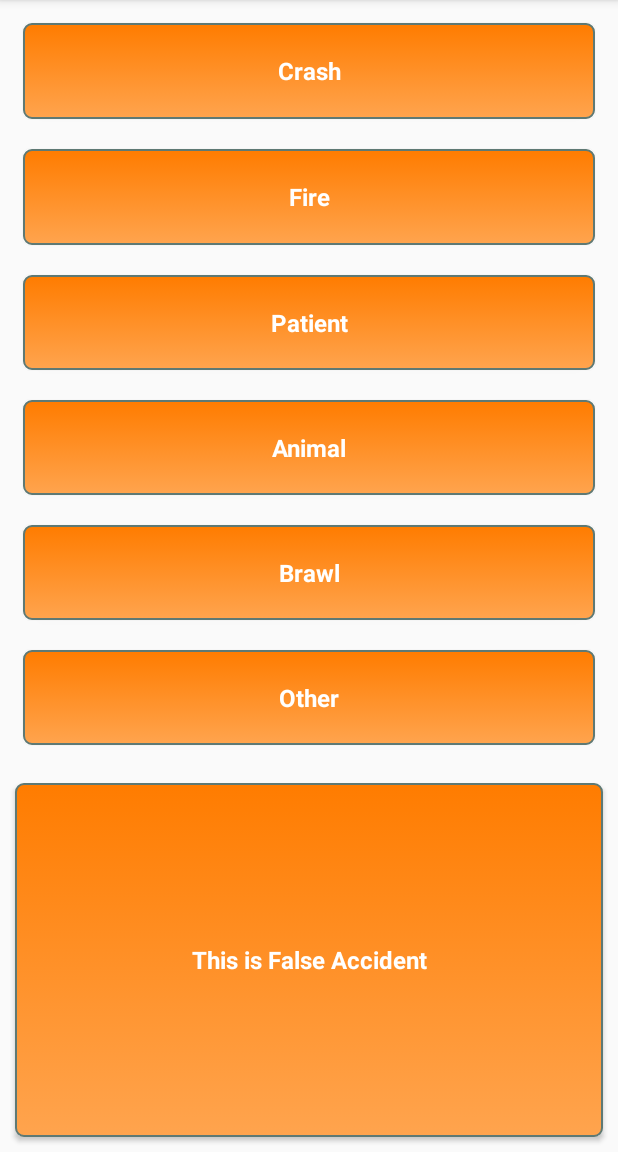
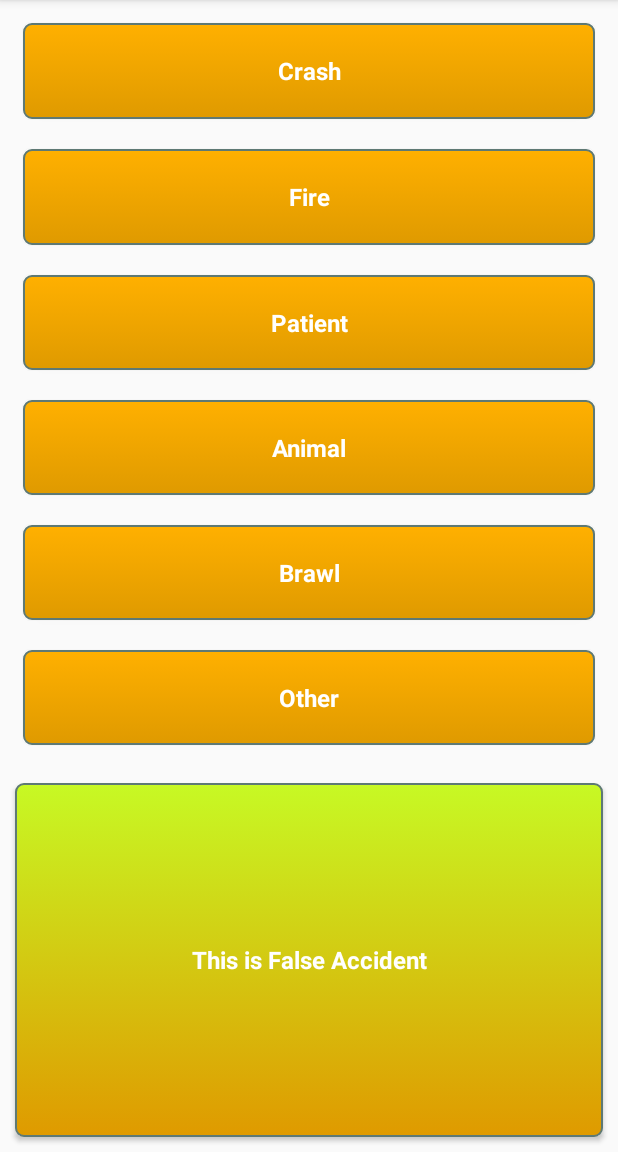
Before and after one commit to Nata8ify/Drivesafe-App-Driver, an Android app: the ReportFragment screen opened directly, with no data from a screen before it, on a phone screen of 412 x 824 dp, the part 84-1236 px from its top. Run offline under Robolectric (Android 15) with nearby library versions, the phone set to English and light mode, and no system bars; our stand-ins replace ButterKnife.

Commit message:
[UI & UX]v2

```diff
--- a/app/src/main/java/com/senior/g40/drivesafe/LoginActivity.java
+++ b/app/src/main/java/com/senior/g40/drivesafe/LoginActivity.java
@@ -46,6 +46,7 @@ public class LoginActivity extends AppCompatActivity {
         setContentView(R.layout.activity_login);
         ButterKnife.bind(this);
 
+        LocationUtils.getInstance(this);
     }
 
     @OnClick({R.id.btn_login, R.id.btn_register})
--- a/app/src/main/java/com/senior/g40/drivesafe/fragments/ReportFragment.java
+++ b/app/src/main/java/com/senior/g40/drivesafe/fragments/ReportFragment.java
@@ -5,10 +5,12 @@ import android.support.annotation.Nullable;
 import android.support.v4.app.Fragment;
 import android.util.Log;
 import android.view.LayoutInflater;
+import android.view.MotionEvent;
 import android.view.View;
 import android.view.ViewGroup;
 import android.widget.Button;
 import android.widget.Toast;
+import android.widget.ToggleButton;
 
 import com.senior.g40.drivesafe.R;
 import com.senior.g40.drivesafe.models.Accident;
@@ -30,68 +32,74 @@ public class ReportFragment extends Fragment {
         super.onStart();
 
         Button btnReportCrash = (Button) getView().findViewById(R.id.btn_crash_opt);
-        btnReportCrash.setOnClickListener(new View.OnClickListener() {
+        btnReportCrash.setOnLongClickListener(new View.OnLongClickListener() {
             @Override
-            public void onClick(View view) {
+            public boolean onLongClick(View view) {
                 Accident crashAcc = WWTo.crashRescueRequest(getContext(), LocationUtils.getInstance(getContext()).getLat(), LocationUtils.getInstance(getContext()).getLng());
                 Accident.setInstance(crashAcc);
                 Toast.makeText(getContext(), crashAcc.toString(), Toast.LENGTH_LONG).show();
+                return false;
             }
 
 
         });
 
         Button btnReportFire = (Button) getView().findViewById(R.id.btn_fire_opt);
-        btnReportFire.setOnClickListener(new View.OnClickListener() {
+        btnReportFire.setOnLongClickListener(new View.OnLongClickListener() {
             @Override
-            public void onClick(View view) {
+            public boolean onLongClick(View view) {
                 Accident fireAcc = WWTo.fireRescueRequest(getContext(), LocationUtils.getInstance(getContext()).getLat(), LocationUtils.getInstance(getContext()).getLng());
                 Accident.setInstance(fireAcc);
                 Toast.makeText(getContext(), fireAcc.toString(), Toast.LENGTH_LONG).show();
+                return false;
             }
 
         });
 
         Button btnReportBrawl = (Button) getView().findViewById(R.id.btn_brawl_opt);
-        btnReportBrawl.setOnClickListener(new View.OnClickListener() {
+        btnReportBrawl.setOnLongClickListener(new View.OnLongClickListener() {
             @Override
-            public void onClick(View view) {
+            public boolean onLongClick(View view) {
                 Accident brawlAcc = WWTo.brawlRescueRequest(getContext(), LocationUtils.getInstance(getContext()).getLat(), LocationUtils.getInstance(getContext()).getLng());
                 Accident.setInstance(brawlAcc);
                 Toast.makeText(getContext(), brawlAcc.toString(), Toast.LENGTH_LONG).show();
+                return false;
             }
 
         });
 
         Button btnReportPatient = (Button) getView().findViewById(R.id.btn_patient_opt);
-        btnReportPatient.setOnClickListener(new View.OnClickListener() {
+        btnReportPatient.setOnLongClickListener(new View.OnLongClickListener() {
             @Override
-            public void onClick(View view) {
+            public boolean onLongClick(View view) {
                 Accident patientAcc = WWTo.patientRescueRequest(getContext(), LocationUtils.getInstance(getContext()).getLat(), LocationUtils.getInstance(getContext()).getLng());
                 Accident.setInstance(patientAcc);
                 Toast.makeText(getContext(), patientAcc.toString(), Toast.LENGTH_LONG).show();
+                return false;
             }
 
         });
 
         Button btnReportAnimal = (Button) getView().findViewById(R.id.btn_animal_opt);
-        btnReportAnimal.setOnClickListener(new View.OnClickListener() {
+        btnReportAnimal.setOnLongClickListener(new View.OnLongClickListener() {
             @Override
-            public void onClick(View view) {
+            public boolean onLongClick(View view) {
                 Accident animalAcc = WWTo.animalRescueRequest(getContext(), LocationUtils.getInstance(getContext()).getLat(), LocationUtils.getInstance(getContext()).getLng());
                 Accident.setInstance(animalAcc);
                 Toast.makeText(getContext(), animalAcc.toString(), Toast.LENGTH_LONG).show();
+                return false;
             }
 
         });
 
         Button btnReportOther = (Button) getView().findViewById(R.id.btn_other_opt);
-        btnReportOther.setOnClickListener(new View.OnClickListener() {
+        btnReportOther.setOnLongClickListener(new View.OnLongClickListener() {
             @Override
-            public void onClick(View view) {
+            public boolean onLongClick(View view) {
                 Accident otherAcc = WWTo.otherRescueRequest(getContext(), LocationUtils.getInstance(getContext()).getLat(), LocationUtils.getInstance(getContext()).getLng());
                 Accident.setInstance(otherAcc);
                 Toast.makeText(getContext(), otherAcc.toString(), Toast.LENGTH_LONG).show();
+                return false;
             }
 
         });
--- /dev/null
+++ b/app/src/main/res/drawable/btn_report.xml
@@ -0,0 +1,27 @@
+<?xml version="1.0" encoding="utf-8"?>
+<selector xmlns:android="http://schemas.android.com/apk/res/android">
+
+
+    <item android:state_pressed="true">
+        <shape android:shape="rectangle">
+            <corners android:radius="5dip" />
+            <stroke android:width="1dip" android:color="#5e7974" />
+            <gradient android:angle="-90" android:startColor="#DF1500" android:endColor="#FF5F4E" />
+        </shape>
+    </item>
+    <item android:state_focused="true">
+        <shape android:shape="rectangle">
+            <corners android:radius="5dip" />
+            <stroke android:width="1dip" android:color="#5e7974" />
+            <gradient android:angle="-90" android:startColor="#DF1500" android:endColor="#FF5F4E" />
+        </shape>
+    </item>
+    <item>
+        <shape android:shape="rectangle">
+            <corners android:radius="5dip" />
+            <stroke android:width="1dip" android:color="#5e7974" />
+            <gradient android:angle="-90" android:startColor="#FFB000" android:endColor="#DF9A00" />
+        </shape>
+    </item>
+
+</selector>
--- /dev/null
+++ b/app/src/main/res/drawable/btn_safe.xml
@@ -0,0 +1,27 @@
+<?xml version="1.0" encoding="utf-8"?>
+<selector xmlns:android="http://schemas.android.com/apk/res/android">
+
+
+    <item android:state_pressed="true">
+        <shape android:shape="rectangle">
+            <corners android:radius="5dip" />
+            <stroke android:width="1dip" android:color="#5e7974" />
+            <gradient android:angle="-90" android:startColor="#DF1500" android:endColor="#FF5F4E" />
+        </shape>
+    </item>
+    <item android:state_focused="true">
+        <shape android:shape="rectangle">
+            <corners android:radius="5dip" />
+            <stroke android:width="1dip" android:color="#5e7974" />
+            <gradient android:angle="-90" android:startColor="#4CEA00" android:endColor="#C7F924" />
+        </shape>
+    </item>
+    <item>
+        <shape android:shape="rectangle">
+            <corners android:radius="5dip" />
+            <stroke android:width="1dip" android:color="#5e7974" />
+            <gradient android:angle="-90" android:startColor="#C7F924" android:endColor="#DF9A00" />
+        </shape>
+    </item>
+
+</selector>
--- a/app/src/main/res/layout/fragment_report.xml
+++ b/app/src/main/res/layout/fragment_report.xml
@@ -19,7 +19,7 @@
                     android:layout_height="match_parent"
                     android:layout_weight="1"
                     android:text="@string/main_report_carcrash_opt"
-                    style="@style/btn_login"/>
+                    style="@style/btn_report"/>
 
                 <Button
                     android:id="@+id/btn_fire_opt"
@@ -27,7 +27,7 @@
                     android:layout_height="match_parent"
                     android:layout_weight="1"
                     android:text="@string/main_report_fire_opt"
-                    style="@style/btn_login"/>
+                    style="@style/btn_report"/>
 
                 <Button
                     android:id="@+id/btn_patient_opt"
@@ -35,7 +35,7 @@
                     android:layout_height="match_parent"
                     android:layout_weight="1"
                     android:text="@string/main_report_patient_opt"
-                    style="@style/btn_login"/>
+                    style="@style/btn_report"/>
 
                 <Button
                     android:id="@+id/btn_animal_opt"
@@ -43,14 +43,15 @@
                     android:layout_height="match_parent"
                     android:layout_weight="1"
                     android:text="@string/main_report_animal_opt"
-                    style="@style/btn_login"/>
+                    style="@style/btn_report"/>
+
                 <Button
                     android:id="@+id/btn_brawl_opt"
                     android:layout_width="match_parent"
                     android:layout_height="match_parent"
                     android:layout_weight="1"
                     android:text="@string/main_report_brawl_opt"
-                    style="@style/btn_login"/>
+                    style="@style/btn_report"/>
 
                 <Button
                     android:id="@+id/btn_other_opt"
@@ -58,7 +59,7 @@
                     android:layout_height="match_parent"
                     android:layout_weight="1"
                     android:text="@string/main_report_other_opt"
-                    style="@style/btn_login"/>
+                    style="@style/btn_report"/>
     </LinearLayout>
 
     <LinearLayout
@@ -71,7 +72,7 @@
                     android:layout_width="match_parent"
                     android:layout_height="match_parent"
                     android:text="@string/main_userfalse"
-                    style="@style/btn_login"/>
+                    style="@style/btn_safe"/>
     </LinearLayout>
 
 
--- a/app/src/main/res/values/styles.xml
+++ b/app/src/main/res/values/styles.xml
@@ -18,5 +18,27 @@
         <item name="android:layout_margin">10dp</item>
         <item name="android:layout_alignParentTop">true</item>
     </style>
+    <style name="btn_report" parent="@android:style/Widget.Button">
+        <item name="android:layout_width">fill_parent</item>
+        <item name="android:layout_height">wrap_content</item>
+        <item name="android:background">@drawable/btn_report</item>
+        <item name="android:textColor">#ffffff</item>
+        <item name="android:textSize">16sp</item>
+        <item name="android:textStyle">bold</item>
+        <item name="android:padding">2dp</item>
+        <item name="android:layout_margin">10dp</item>
+        <item name="android:layout_alignParentTop">true</item>
+    </style>
+    <style name="btn_safe" parent="@android:style/Widget.Button">
+        <item name="android:layout_width">fill_parent</item>
+        <item name="android:layout_height">wrap_content</item>
+        <item name="android:background">@drawable/btn_safe</item>
+        <item name="android:textColor">#ffffff</item>
+        <item name="android:textSize">16sp</item>
+        <item name="android:textStyle">bold</item>
+        <item name="android:padding">2dp</item>
+        <item name="android:layout_margin">10dp</item>
+        <item name="android:layout_alignParentTop">true</item>
+    </style>
 
 </resources>
```
Also changed, not shown: app/src/main/res/drawable/round_button.xml (+5 -5 lines), app/src/main/res/layout/activity_login.xml (+13 -9 lines).
